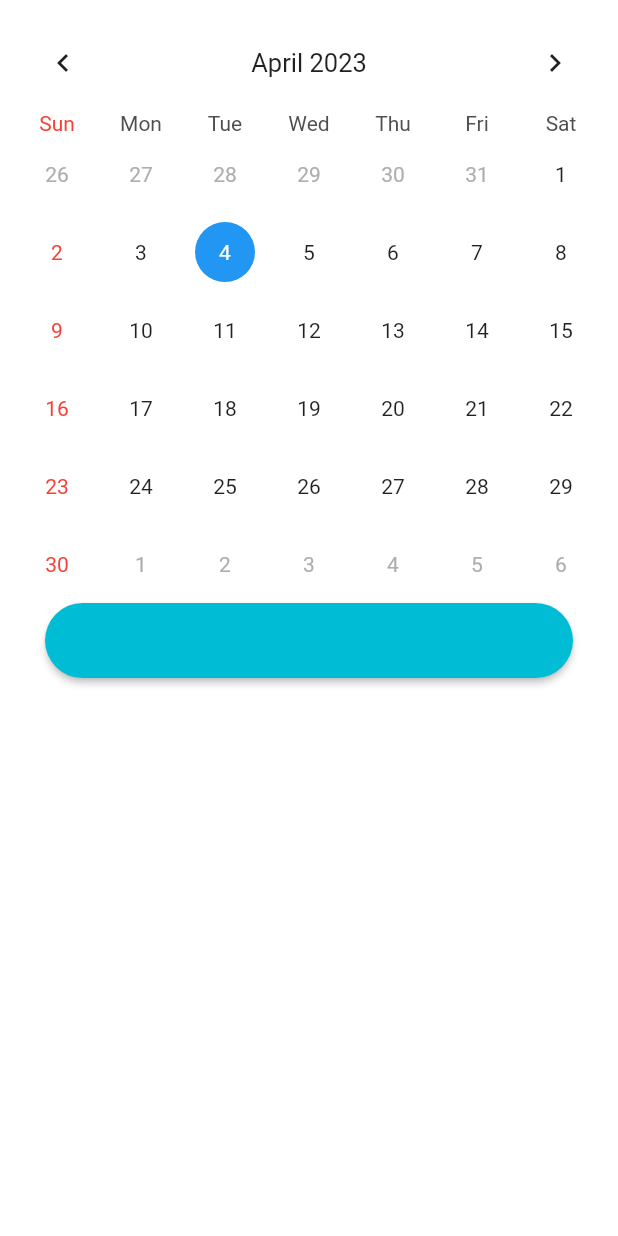
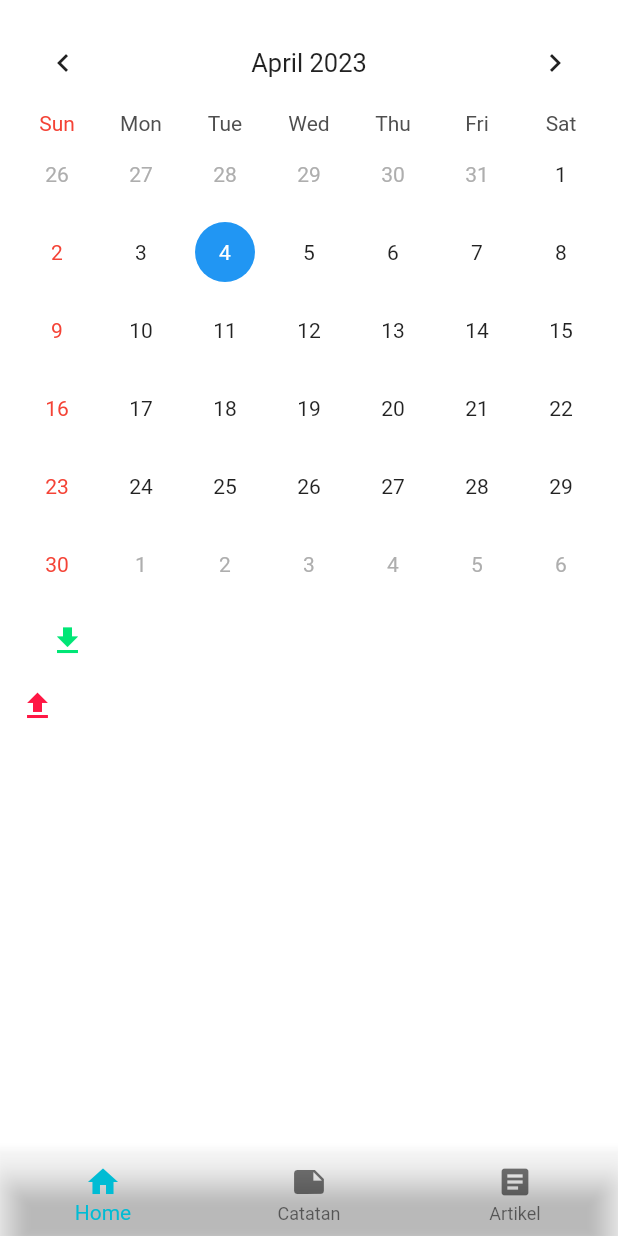
Before and after one commit to LIRQIF/skywallet, a Flutter app: the MainPage screen opened directly, on a phone screen of 412 x 824 dp. Run offline on Flutter 3.47's test engine with Material 2 defaults, Android fonts, the phone set to English and light mode, and no system bars; drawn by our look-alikes of table_calendar; our stand-ins replace curved_navigation_bar, fluttertoast, google_fonts, hive, hive_flutter, syncfusion_flutter_charts and 1 more; missing offline and left inert: highlight_text; accounts and stored records are empty.

Commit message:
Update Homepage
update Homepage

```diff
--- a/lib/Bookmarkcalendar/Calendar_page.dart
+++ b/lib/Bookmarkcalendar/Calendar_page.dart
@@ -5,6 +5,7 @@ import 'package:flutter_application_2/Bookmarkcalendar/main.dart';
 import 'package:flutter_application_2/News/berita.dart';
 import 'package:flutter_application_2/pages/login.dart';
 import 'package:table_calendar/table_calendar.dart';
+import 'package:google_fonts/google_fonts.dart';
 
 class MainPage extends StatefulWidget {
   const MainPage({Key key}) : super(key: key);
@@ -78,20 +79,86 @@ class _MainPageState extends State<MainPage> {
             ),
           ),
           Container(
-              width: double.infinity,
-              height: 50,
-              margin: EdgeInsets.symmetric(horizontal: 20),
-              child: ElevatedButton(
-                  style: ElevatedButton.styleFrom(
-                    // backgroundColor: Color.fromARGB(255, 21, 0, 155),
-                    shape: RoundedRectangleBorder(
-                      borderRadius: BorderRadius.circular(32),
+            width: double.infinity,
+            height: 50,
+            margin: EdgeInsets.symmetric(horizontal: 20),
+            child: Row(
+              children: [
+                Container(
+                    padding: EdgeInsets.all(3),
+                    decoration: BoxDecoration(
+                        color: Colors.white,
+                        borderRadius: BorderRadius.circular(8)),
+                    child: Icon(
+                      Icons.download,
+                      color: Colors.greenAccent[400],
+                    )),
+                SizedBox(
+                  width: 10,
+                ),
+                Column(
+                  crossAxisAlignment: CrossAxisAlignment.start,
+                  children: [
+                    Text('Income',
+                        style: GoogleFonts.montserrat(
+                            fontSize: 12, color: Colors.white)),
+                    SizedBox(
+                      height: 5,
                     ),
+                    Text('Rp 3.800.000',
+                        style: GoogleFonts.montserrat(
+                            fontSize: 14, color: Colors.white)),
+                  ],
+                ),
+              ],
+            ),
+          ),
+          Row(
+            children: [
+              Container(
+                  padding: EdgeInsets.all(3),
+                  decoration: BoxDecoration(
+                      color: Colors.white,
+                      borderRadius: BorderRadius.circular(8)),
+                  child: Icon(
+                    Icons.upload,
+                    color: Colors.redAccent[400],
+                  )),
+              SizedBox(
+                width: 10,
+              ),
+              Column(
+                crossAxisAlignment: CrossAxisAlignment.start,
+                children: [
+                  Text('Expense',
+                      style: GoogleFonts.montserrat(
+                          fontSize: 12, color: Colors.white)),
+                  SizedBox(
+                    height: 5,
                   ),
-                  onPressed: () {
-                    Navigator.push(context,
-                        MaterialPageRoute(builder: (context) => BeritaPage()));
-                  })),
+                  Text('Rp 1.600.000',
+                      style: GoogleFonts.montserrat(
+                          fontSize: 14, color: Colors.white)),
+                ],
+              ),
+            ],
+          ),
+        ],
+      ),
+      bottomNavigationBar: BottomNavigationBar(
+        items: const <BottomNavigationBarItem>[
+          BottomNavigationBarItem(
+            icon: Icon(Icons.home),
+            label: 'Home',
+          ),
+          BottomNavigationBarItem(
+            icon: Icon(Icons.note),
+            label: 'Catatan',
+          ),
+          BottomNavigationBarItem(
+            icon: Icon(Icons.article),
+            label: 'Artikel',
+          ),
         ],
       ),
     );
--- a/pubspec.yaml
+++ b/pubspec.yaml
@@ -67,6 +67,8 @@ dependencies:
   google_fonts: ^4.0.3
   curved_navigation_bar: ^1.0.3
   webview_flutter: ^4.0.7
+  syncfusion_flutter_charts: ^20.2.38
+
 
 dev_dependencies:
   flutter_test:
```
Also changed, not shown: lib/Chart/main.dart (added, +116 -0 lines), pubspec.lock.
